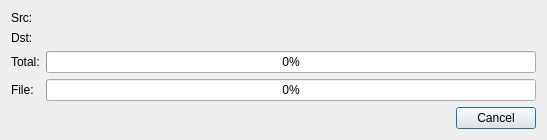
First picture: the form in dialog/fileprogressdialog.ui, repository flysnow010/flyscp, before the edit.
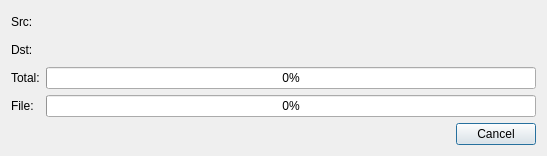
Second picture: the form after the edit.

Diff of the .ui file:
```diff
--- a/dialog/fileprogressdialog.ui
+++ b/dialog/fileprogressdialog.ui
@@ -7,7 +7,7 @@
     <x>0</x>
     <y>0</y>
     <width>547</width>
-    <height>132</height>
+    <height>156</height>
    </rect>
   </property>
   <property name="windowTitle">
```
Left out of the diff: 10 changed lines with no effect on the pictures.
